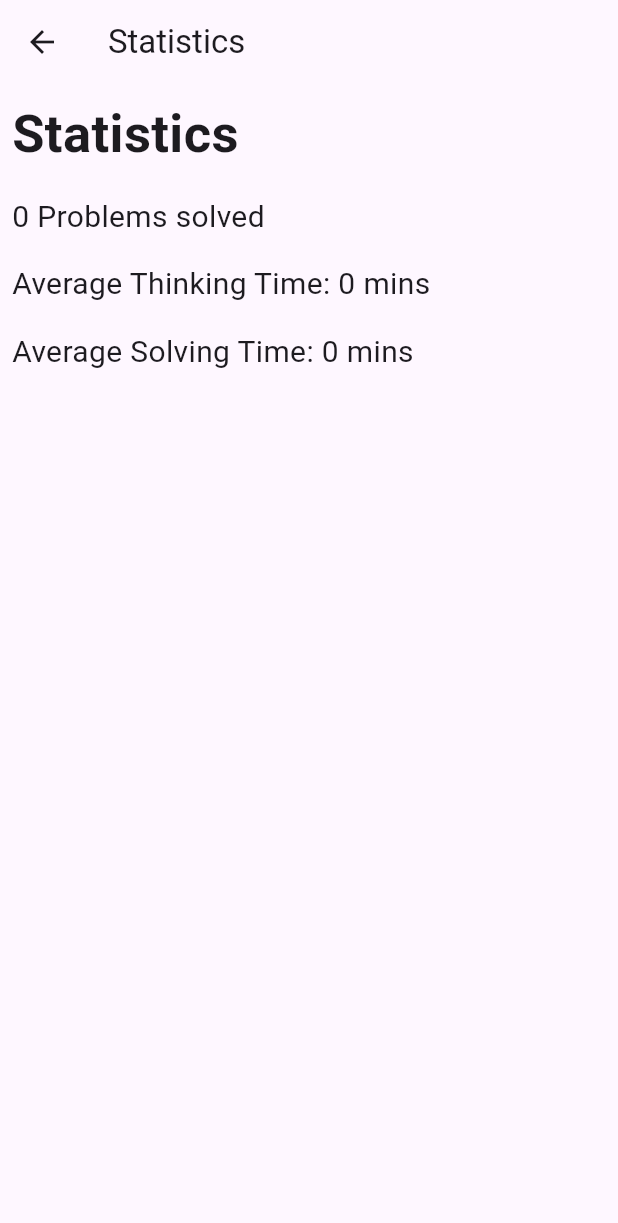
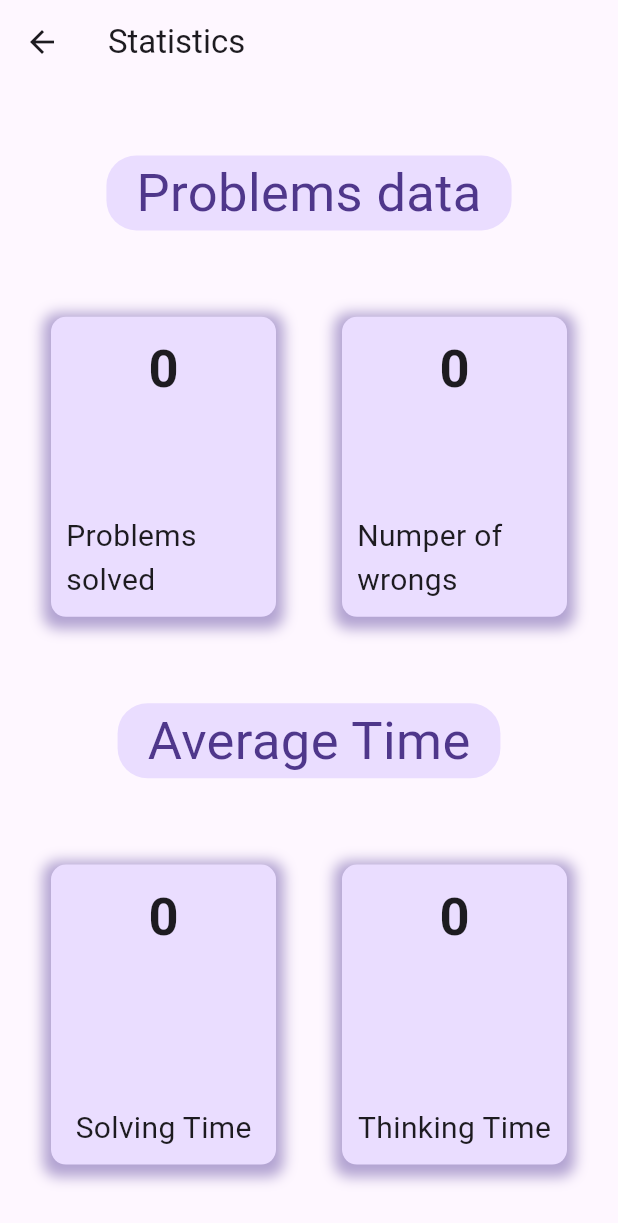
Before and after one commit to jAmikA78/DSA--Coach, a Flutter app: the Statictics screen opened directly, on a phone screen of 412 x 824 dp. Shown: the top 1223 px of the screen. Run offline on Flutter 3.47's test engine with Material 3 defaults, Android fonts, the phone set to English and light mode, and no system bars; our stand-ins replace flutter_expandable_fab, theme_provider, youtube_player_flutter; missing offline and left inert: text_area.

Commit message:
edit statistics view

```diff
--- a/lib/const/data.dart
+++ b/lib/const/data.dart
@@ -5,7 +5,16 @@ import 'package:flutter/material.dart';
 import 'package:flutter/services.dart';
 
 double fontSz = 25.0;
-List<Map<int, Map<Duration, Duration>>> problemsTimes = [];
+
+class solvedProblemData {
+  late int wrongs;
+  late Duration solveTime;
+  late Duration thinkTime;
+
+  solvedProblemData(this.wrongs, this.solveTime, this.thinkTime);
+}
+
+List<solvedProblemData> problemsTimes = [];
 
 List data = [];
 Future<void> loadData() async {
--- a/lib/pages/HomePage.dart
+++ b/lib/pages/HomePage.dart
@@ -13,6 +13,8 @@ class HomePage extends StatefulWidget {
   @override
   State<HomePage> createState() => _HomePageState();
 }
+
+int tempNum = 0;
 
 class _HomePageState extends State<HomePage> {
   @override
--- a/lib/pages/SolvingView.dart
+++ b/lib/pages/SolvingView.dart
@@ -21,7 +21,7 @@ class _SolvingViewState extends State<SolvingView> {
   late Timer timer;
   String state = "Thinking now !!";
   int cnt = 0, nOfWrongs = 0;
-  late Duration thinkingTime, solvingTime;
+  Duration thinkingTime = const Duration(), solvingTime = const Duration();
   @override
   void initState() {
     super.initState();
@@ -51,18 +51,15 @@ class _SolvingViewState extends State<SolvingView> {
     setState(
       () {
         if (cnt == 0) {
-          solvingTime = _stopwatch.elapsed;
+          thinkingTime = _elapsedTime;
           cnt = 1;
           state = "Coding time!!";
           _stopwatch.reset();
           _updateElapsedTime();
         } else if (cnt == 1) {
-          thinkingTime = _stopwatch.elapsed;
-          problemsTimes.add(
-            {
-              nOfWrongs: {thinkingTime: solvingTime}
-            },
-          );
+          solvingTime = _elapsedTime;
+          problemsTimes
+              .add(solvedProblemData(nOfWrongs, thinkingTime, solvingTime));
           Navigator.pop(context);
         }
       },
@@ -131,11 +128,13 @@ class _SolvingViewState extends State<SolvingView> {
               ),
             ],
           ),
-          Row(
+          (cnt == 1)
+              ? Row(
                   mainAxisAlignment: MainAxisAlignment.spaceEvenly,
                   children: <Widget>[
                     Text(
-                nOfWrongs.toString() + (nOfWrongs == 1 ? " wrong" : " wrongs"),
+                      nOfWrongs.toString() +
+                          (nOfWrongs == 1 ? " wrong" : " wrongs"),
                       style: TextStyle(fontSize: fontSz),
                     ),
                     IconButton(
@@ -145,12 +144,14 @@ class _SolvingViewState extends State<SolvingView> {
                           });
                         },
                         style: IconButton.styleFrom(
-                    backgroundColor: Theme.of(context).colorScheme.primary,
+                          backgroundColor:
+                              Theme.of(context).colorScheme.primary,
                           iconSize: fontSz,
                         ),
                         icon: const Icon(Icons.plus_one))
                   ],
-          ),
+                )
+              : const SizedBox(height: 25),
           GestureDetector(
             onTap: () {
               showDialog(
--- a/lib/pages/Statictics.dart
+++ b/lib/pages/Statictics.dart
@@ -1,6 +1,8 @@
 // ignore_for_file: file_names, no_leading_underscores_for_local_identifiers
 
 import 'package:dsa_coach/const/data.dart';
+import 'package:dsa_coach/widgets/SplitByContainer.dart';
+import 'package:dsa_coach/widgets/StaticticsCard.dart';
 import 'package:flutter/material.dart';
 
 class Statictics extends StatefulWidget {
@@ -11,78 +13,59 @@ class Statictics extends StatefulWidget {
 }
 
 class _StaticticsState extends State<Statictics> {
+  @override
+  Widget build(BuildContext context) {
     int avergeSolve = 0;
     int avergeThink = 0;
-  int calcThinkingAverage() {
-    int _mins = 0;
+    int nOfWrongs = 0;
+    int nOfSolved = problemsTimes.length;
     for (int i = 0; i < problemsTimes.length; i++) {
-      _mins += problemsTimes[i].values.first.values.first.inMinutes;
+      avergeSolve += problemsTimes[i].solveTime.inMinutes;
+      avergeThink += problemsTimes[i].thinkTime.inMinutes;
+      nOfWrongs += problemsTimes[i].wrongs;
     }
-    if (problemsTimes.isEmpty) return 0;
-    _mins = _mins ~/ problemsTimes.length;
-    return _mins;
+    if (nOfSolved != 0) {
+      avergeSolve = avergeSolve ~/ nOfSolved;
+      avergeThink = avergeThink ~/ nOfSolved;
     }
-
-  int calcSolvingAverage() {
-    int _mins = 0;
-    for (int i = 0; i < problemsTimes.length; i++) {
-      _mins += problemsTimes[i].values.first.values.last.inMinutes;
-    }
-    if (problemsTimes.isEmpty) return 0;
-    _mins = _mins ~/ problemsTimes.length;
-    return _mins;
-  }
-
-  @override
-  Widget build(BuildContext context) {
-    avergeSolve = calcSolvingAverage();
-    avergeThink = calcThinkingAverage();
 
     return Scaffold(
       appBar: AppBar(
         title: const Text('Statistics'),
       ),
       body: Column(
-          crossAxisAlignment: CrossAxisAlignment.start,
+        mainAxisAlignment: MainAxisAlignment.spaceEvenly,
         children: [
-            Padding(
-              padding: const EdgeInsets.all(8.0),
-              child: Text(
-                "Statistics",
-                style: TextStyle(
-                  fontSize: fontSz + 10,
-                  fontWeight: FontWeight.bold,
+          SplitByContainer(text: 'Problems data'),
+          Row(
+            mainAxisAlignment: MainAxisAlignment.spaceEvenly,
+            children: [
+              StaticticsCard(
+                title: 'Problems solved',
+                value: nOfSolved,
               ),
+              StaticticsCard(
+                title: 'Numper of wrongs',
+                value: nOfWrongs,
+              )
+            ],
           ),
+          SplitByContainer(text: 'Average Time'),
+          Row(
+            mainAxisAlignment: MainAxisAlignment.spaceEvenly,
+            children: [
+              StaticticsCard(
+                title: 'Solving Time',
+                value: avergeSolve,
               ),
-            Padding(
-              padding: const EdgeInsets.all(8.0),
-              child: Text(
-                "${problemsTimes.length} Problems solved",
-                style: TextStyle(
-                  fontSize: fontSz - 5,
-                ),
-              ),
-            ),
-            Padding(
-              padding: const EdgeInsets.all(8.0),
-              child: Text(
-                "Average Thinking Time: $avergeThink mins",
-                style: TextStyle(
-                  fontSize: fontSz - 5,
-                ),
-              ),
-            ),
-            Padding(
-              padding: const EdgeInsets.all(8.0),
-              child: Text(
-                "Average Solving Time: $avergeSolve mins",
-                style: TextStyle(
-                  fontSize: fontSz - 5,
-                ),
-              ),
+              StaticticsCard(
+                title: 'Thinking Time',
+                value: avergeThink,
+              )
+            ],
           ),
         ],
-        ));
+      ),
+    );
   }
 }
--- a/lib/widgets/AddTopicForm.dart
+++ b/lib/widgets/AddTopicForm.dart
@@ -110,6 +110,7 @@ class _AddTopicFormState extends State<AddTopicForm> {
                 ];
                 data.add(topicTemp);
                 saveData();
+
                 Navigator.pop(context);
               }
             },
--- a/lib/widgets/AddTopicTextArea.dart
+++ b/lib/widgets/AddTopicTextArea.dart
@@ -1,4 +1,4 @@
-// ignore_for_file: must_be_immutable, prefer_typing_uninitialized_variables
+// ignore_for_file: must_be_immutable, prefer_typing_uninitialized_variables, file_names
 
 import 'package:flutter/material.dart';
 import 'package:text_area/text_area.dart';
@@ -21,7 +21,6 @@ class _AddTopicTextAreaState extends State<AddTopicTextArea> {
   @override
   Widget build(BuildContext context) {
     return Column(
-      mainAxisAlignment: MainAxisAlignment.start,
       children: [
         Text(widget.labelText),
         TextArea(
--- /dev/null
+++ b/lib/widgets/StaticticsCard.dart
@@ -0,0 +1,46 @@
+// ignore_for_file: must_be_immutable, file_names
+
+import 'package:dsa_coach/const/data.dart';
+import 'package:flutter/material.dart';
+
+class StaticticsCard extends StatelessWidget {
+  String title;
+  int value;
+  StaticticsCard({super.key, required this.title, required this.value});
+
+  @override
+  Widget build(BuildContext context) {
+    return Container(
+      padding: const EdgeInsets.all(10),
+      margin: const EdgeInsets.all(10),
+      width: 150,
+      height: 200,
+      decoration: BoxDecoration(
+        color: Theme.of(context).colorScheme.primaryContainer,
+        borderRadius: BorderRadius.circular(10),
+        boxShadow: [
+          BoxShadow(
+            color: Theme.of(context).colorScheme.primary.withOpacity(0.5),
+            spreadRadius: 5,
+            blurRadius: 7,
+            offset: const Offset(0, 3),
+          ),
+        ],
+      ),
+      child: Column(
+        mainAxisAlignment: MainAxisAlignment.spaceBetween,
+        children: [
+          Text(
+            value.toString(),
+            style:
+                TextStyle(fontSize: fontSz + 10, fontWeight: FontWeight.bold),
+          ),
+          Text(
+            title,
+            style: TextStyle(fontSize: fontSz - 5),
+          ),
+        ],
+      ),
+    );
+  }
+}
--- a/lib/widgets/TopicsList.dart
+++ b/lib/widgets/TopicsList.dart
@@ -4,9 +4,14 @@ import 'package:dsa_coach/const/data.dart';
 import 'package:dsa_coach/widgets/TopicCard.dart';
 import 'package:flutter/material.dart';
 
-class TopicsList extends StatelessWidget {
+class TopicsList extends StatefulWidget {
   const TopicsList({super.key});
 
+  @override
+  State<TopicsList> createState() => _TopicsListState();
+}
+
+class _TopicsListState extends State<TopicsList> {
   @override
   Widget build(BuildContext context) {
     return ListView.builder(
```
Lines whose indentation alone changed are shown as unchanged.
